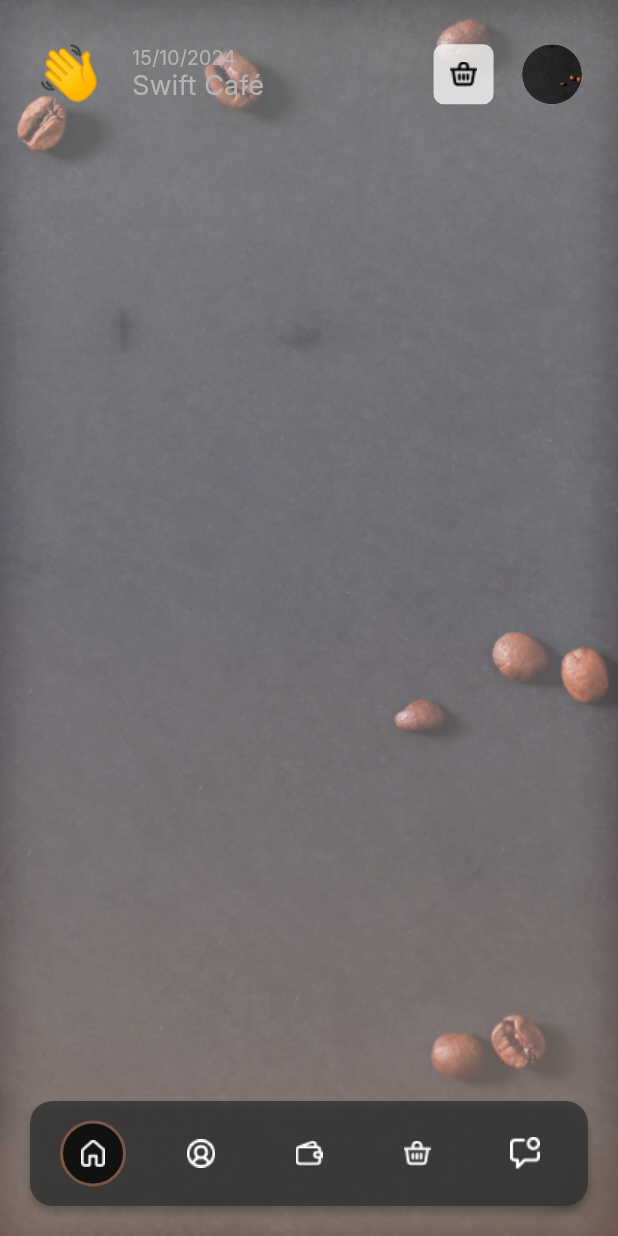
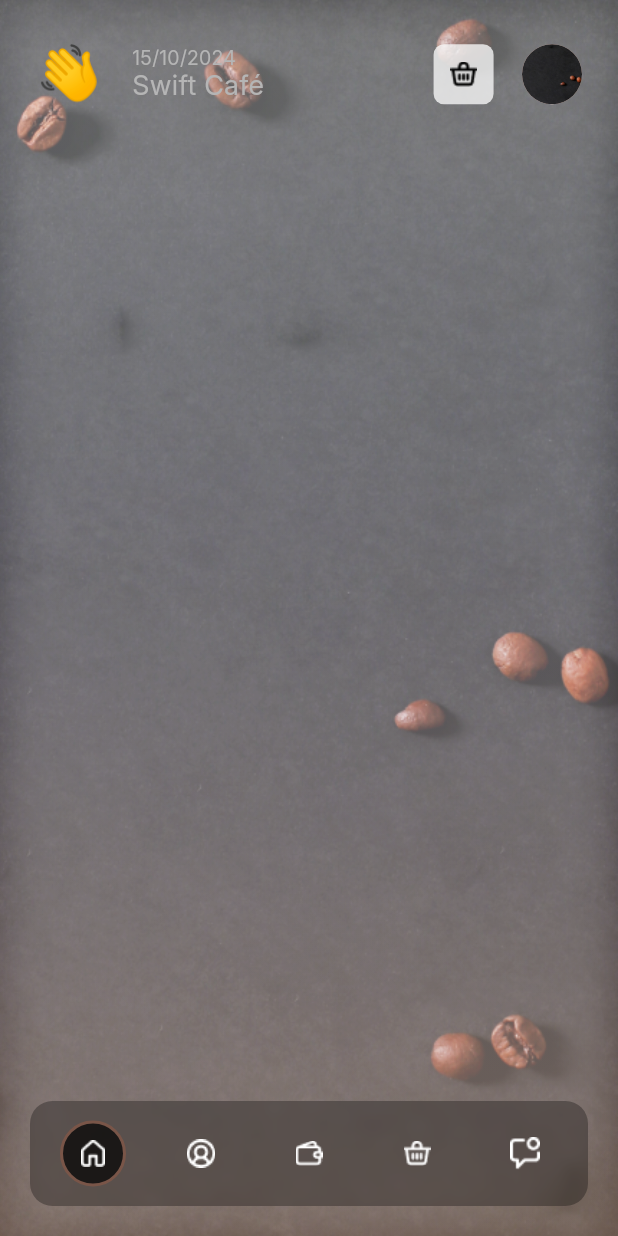
Before and after one commit to amankrmj01/swift_cafe, a Flutter app: the HomeScreen screen opened by its route, on a phone screen of 412 x 824 dp. Run offline on Flutter 3.47's test engine with Material 3 defaults, Android fonts, the phone set to English and light mode, and no system bars; our stand-ins replace get, simple_shadow, velocity_x.

Commit message:
some fixing in the bottom_nav_bar.dart

```diff
--- a/lib/presentation/home/bottom_nav_bar.dart
+++ b/lib/presentation/home/bottom_nav_bar.dart
@@ -1,3 +1,5 @@
+import 'dart:ui';
+
 import 'package:flutter/material.dart';
 
 import '../../consts/icons.dart';
@@ -20,23 +22,18 @@ class _BottomNavBarState extends State<BottomNavBar> {
 
   @override
   Widget build(BuildContext context) {
-    return Container(
+    return ClipRect(
+      child: BackdropFilter(
+        filter: ImageFilter.blur(sigmaX: 4.0, sigmaY: 4.0),
+        child: Container(
           alignment: Alignment.center,
           padding: const EdgeInsets.symmetric(horizontal: 20),
           height: 70,
           decoration: ShapeDecoration(
-        color: Color(0xD6333333),
+            color: Colors.black.withOpacity(0.3),
             shape: RoundedRectangleBorder(
               borderRadius: BorderRadius.circular(15),
             ),
-        shadows: [
-          BoxShadow(
-            color: Color(0x3F000000),
-            blurRadius: 4,
-            offset: Offset(0, 4),
-            spreadRadius: 0,
-          )
-        ],
           ),
           child: Row(
             mainAxisAlignment: MainAxisAlignment.spaceBetween,
@@ -72,6 +69,8 @@ class _BottomNavBarState extends State<BottomNavBar> {
                 icon: AppIcons.iconNav05Message,
               ),
             ],
+          ),
+        ),
       ),
     );
   }
```
Lines whose indentation alone changed are shown as unchanged.
